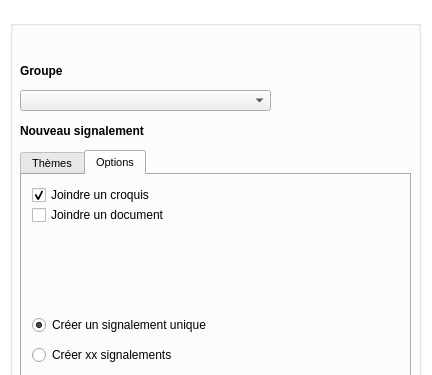
Before: the Qt Designer form FormCreateReport_base.ui in IGNF/espace-collaboratif-qgis-plugin, drawn with Qt 5; both pictures show x 0 to 432 and y 0 to 375 of the 432 by 639 pixel window.
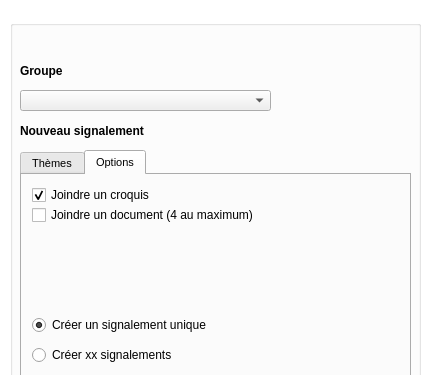
After: the same form once the commit is applied. The open tabs and pages were chosen to show the change. Icons and pictures are not drawn.

What changed in the file:
```diff
--- a/FormCreateReport_base.ui
+++ b/FormCreateReport_base.ui
@@ -123,12 +123,12 @@
        <rect>
         <x>10</x>
         <y>30</y>
-        <width>151</width>
+        <width>251</width>
         <height>20</height>
        </rect>
       </property>
       <property name="text">
-       <string>Joindre un document</string>
+       <string>Joindre un document (4 au maximum)</string>
       </property>
      </widget>
      <widget class="QLabel" name="lblDoc">
```
Left out of the diff: 2 changed lines with no effect on the pictures.
